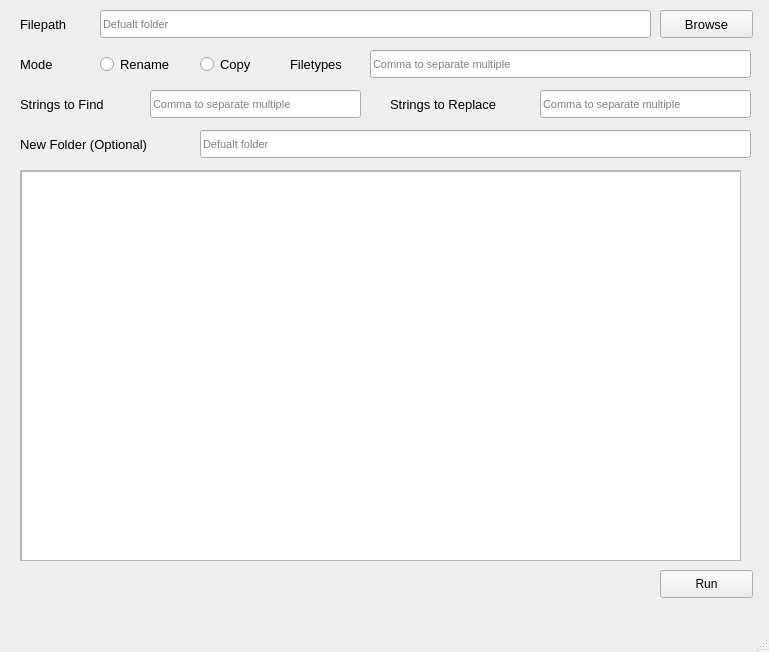
Before: the Qt Designer form TART_assignment_04_files/batch_renamer.ui in Pepper2020/PythonLearning, drawn with Qt 5.
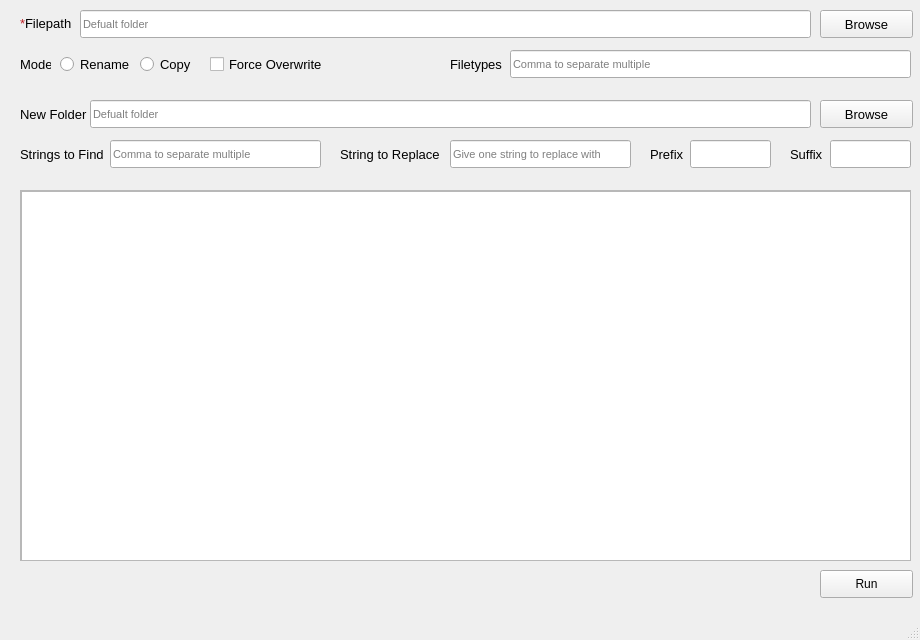
After: the same form once the commit is applied.

The edit to the form file:
```diff
--- a/TART_assignment_04_files/batch_renamer.ui
+++ b/TART_assignment_04_files/batch_renamer.ui
@@ -6,8 +6,8 @@
    <rect>
     <x>0</x>
     <y>0</y>
-    <width>769</width>
-    <height>652</height>
+    <width>920</width>
+    <height>640</height>
    </rect>
   </property>
   <property name="windowTitle">
@@ -17,7 +17,7 @@
    <widget class="QPushButton" name="pushButton_browse">
     <property name="geometry">
      <rect>
-      <x>660</x>
+      <x>820</x>
       <y>10</y>
       <width>93</width>
       <height>28</height>
@@ -48,7 +48,7 @@
    <widget class="QRadioButton" name="radioButton_rename">
     <property name="geometry">
      <rect>
-      <x>100</x>
+      <x>60</x>
       <y>50</y>
       <width>95</width>
       <height>28</height>
@@ -69,7 +69,7 @@
    <widget class="QPushButton" name="pushButton_run">
     <property name="geometry">
      <rect>
-      <x>660</x>
+      <x>820</x>
       <y>570</y>
       <width>93</width>
       <height>28</height>
@@ -82,9 +82,9 @@
    <widget class="QLineEdit" name="lineEdit_filepath">
     <property name="geometry">
      <rect>
-      <x>100</x>
+      <x>80</x>
       <y>10</y>
-      <width>551</width>
+      <width>731</width>
       <height>28</height>
      </rect>
     </property>
@@ -112,7 +112,10 @@
      </font>
     </property>
     <property name="text">
-     <string>Filepath</string>
+     <string>&lt;span style = &quot;color:#BE2026&quot;&gt;*&lt;/span&gt;Filepath</string>
+    </property>
+    <property name="textFormat">
+     <enum>Qt::RichText</enum>
     </property>
    </widget>
    <widget class="QLabel" name="label_mode">
@@ -120,7 +123,7 @@
      <rect>
       <x>20</x>
       <y>50</y>
-      <width>71</width>
+      <width>31</width>
       <height>28</height>
      </rect>
     </property>
@@ -136,9 +139,9 @@
    <widget class="QRadioButton" name="radioButton_copy">
     <property name="geometry">
      <rect>
-      <x>200</x>
+      <x>140</x>
       <y>50</y>
-      <width>95</width>
+      <width>61</width>
       <height>28</height>
      </rect>
     </property>
@@ -157,7 +160,7 @@
    <widget class="QLabel" name="label_filetypes">
     <property name="geometry">
      <rect>
-      <x>290</x>
+      <x>450</x>
       <y>50</y>
       <width>71</width>
       <height>28</height>
@@ -175,9 +178,9 @@
    <widget class="QLineEdit" name="lineEdit_filetypes">
     <property name="geometry">
      <rect>
-      <x>370</x>
+      <x>510</x>
       <y>50</y>
-      <width>381</width>
+      <width>401</width>
       <height>28</height>
      </rect>
     </property>
@@ -194,7 +197,7 @@
     <property name="geometry">
      <rect>
       <x>20</x>
-      <y>90</y>
+      <y>140</y>
       <width>111</width>
       <height>28</height>
      </rect>
@@ -211,8 +214,8 @@
    <widget class="QLineEdit" name="lineEdit_stringstofind">
     <property name="geometry">
      <rect>
-      <x>150</x>
-      <y>90</y>
+      <x>110</x>
+      <y>140</y>
       <width>211</width>
       <height>28</height>
      </rect>
@@ -229,9 +232,9 @@
    <widget class="QLineEdit" name="lineEdit_stringstoreplace">
     <property name="geometry">
      <rect>
-      <x>540</x>
-      <y>90</y>
-      <width>211</width>
+      <x>450</x>
+      <y>140</y>
+      <width>181</width>
       <height>28</height>
      </rect>
     </property>
@@ -240,15 +243,18 @@
       <pointsize>8</pointsize>
      </font>
     </property>
+    <property name="text">
+     <string/>
+    </property>
     <property name="placeholderText">
-     <string>Comma to separate multiple</string>
+     <string>Give one string to replace with</string>
     </property>
    </widget>
    <widget class="QLabel" name="label_stringstoreplace">
     <property name="geometry">
      <rect>
-      <x>390</x>
-      <y>90</y>
+      <x>340</x>
+      <y>140</y>
       <width>141</width>
       <height>28</height>
      </rect>
@@ -259,15 +265,15 @@
      </font>
     </property>
     <property name="text">
-     <string>Strings to Replace</string>
+     <string>String to Replace</string>
     </property>
    </widget>
    <widget class="QLabel" name="label_newfolder">
     <property name="geometry">
      <rect>
       <x>20</x>
-      <y>130</y>
-      <width>171</width>
+      <y>100</y>
+      <width>71</width>
       <height>28</height>
      </rect>
     </property>
@@ -277,34 +283,34 @@
      </font>
     </property>
     <property name="text">
-     <string>New Folder (Optional)</string>
+     <string>New Folder</string>
     </property>
    </widget>
    <widget class="QLineEdit" name="lineEdit_newfoldet">
     <property name="geometry">
      <rect>
-      <x>200</x>
-      <y>130</y>
-      <width>551</width>
-      <height>28</height>
-     </rect>
-    </property>
-    <property name="font">
-     <font>
-      <pointsize>8</pointsize>
-     </font>
-    </property>
-    <property name="placeholderText">
-     <string>Defualt folder</string>
-    </property>
-   </widget>
-   <widget class="QScrollArea" name="scrollArea">
-    <property name="geometry">
-     <rect>
-      <x>20</x>
-      <y>170</y>
+      <x>90</x>
+      <y>100</y>
       <width>721</width>
-      <height>391</height>
+      <height>28</height>
+     </rect>
+    </property>
+    <property name="font">
+     <font>
+      <pointsize>8</pointsize>
+     </font>
+    </property>
+    <property name="placeholderText">
+     <string>Defualt folder</string>
+    </property>
+   </widget>
+   <widget class="QScrollArea" name="scrollArea">
+    <property name="geometry">
+     <rect>
+      <x>20</x>
+      <y>190</y>
+      <width>891</width>
+      <height>371</height>
      </rect>
     </property>
     <property name="widgetResizable">
@@ -315,8 +321,8 @@
       <rect>
        <x>0</x>
        <y>0</y>
-       <width>719</width>
-       <height>389</height>
+       <width>889</width>
+       <height>369</height>
       </rect>
      </property>
      <widget class="QListWidget" name="listWidget">
@@ -324,13 +330,127 @@
        <rect>
         <x>0</x>
         <y>0</y>
-        <width>721</width>
+        <width>891</width>
         <height>391</height>
        </rect>
       </property>
      </widget>
     </widget>
    </widget>
+   <widget class="QCheckBox" name="checkBox_forceOverwrite">
+    <property name="geometry">
+     <rect>
+      <x>210</x>
+      <y>50</y>
+      <width>121</width>
+      <height>28</height>
+     </rect>
+    </property>
+    <property name="font">
+     <font>
+      <pointsize>10</pointsize>
+     </font>
+    </property>
+    <property name="text">
+     <string>Force Overwrite</string>
+    </property>
+   </widget>
+   <widget class="QPushButton" name="pushButton_browse_new">
+    <property name="geometry">
+     <rect>
+      <x>820</x>
+      <y>100</y>
+      <width>93</width>
+      <height>28</height>
+     </rect>
+    </property>
+    <property name="font">
+     <font>
+      <pointsize>10</pointsize>
+     </font>
+    </property>
+    <property name="text">
+     <string>Browse</string>
+    </property>
+   </widget>
+   <widget class="QLineEdit" name="lineEdit_prefix">
+    <property name="geometry">
+     <rect>
+      <x>690</x>
+      <y>140</y>
+      <width>81</width>
+      <height>28</height>
+     </rect>
+    </property>
+    <property name="font">
+     <font>
+      <pointsize>8</pointsize>
+     </font>
+    </property>
+    <property name="text">
+     <string/>
+    </property>
+    <property name="placeholderText">
+     <string/>
+    </property>
+   </widget>
+   <widget class="QLabel" name="label_prefix">
+    <property name="geometry">
+     <rect>
+      <x>650</x>
+      <y>140</y>
+      <width>41</width>
+      <height>28</height>
+     </rect>
+    </property>
+    <property name="font">
+     <font>
+      <pointsize>10</pointsize>
+     </font>
+    </property>
+    <property name="text">
+     <string>Prefix</string>
+    </property>
+   </widget>
+   <widget class="QLabel" name="label_suffix">
+    <property name="geometry">
+     <rect>
+      <x>790</x>
+      <y>140</y>
+      <width>41</width>
+      <height>28</height>
+     </rect>
+    </property>
+    <property name="font">
+     <font>
+      <pointsize>10</pointsize>
+     </font>
+    </property>
+    <property name="text">
+     <string>Suffix</string>
+    </property>
+   </widget>
+   <widget class="QLineEdit" name="lineEdit_suffix">
+    <property name="geometry">
+     <rect>
+      <x>830</x>
+      <y>140</y>
+      <width>81</width>
+      <height>28</height>
+     </rect>
+    </property>
+    <property name="font">
+     <font>
+      <pointsize>8</pointsize>
+     </font>
+    </property>
+    <property name="text">
+     <string/>
+    </property>
+    <property name="placeholderText">
+     <string/>
+    </property>
+   </widget>
   </widget>
   <widget class="QMenuBar" name="menubar">
    <property name="geometry">
```
Left out of the diff: 2 changed lines with no effect on the pictures.
